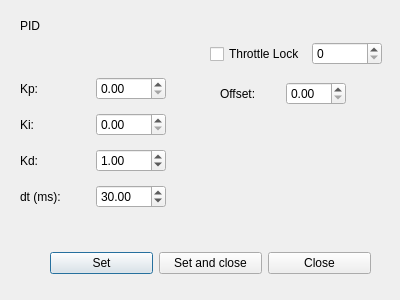
Kestrel96/Tryton, file pid_gui.ui: the form before one commit.
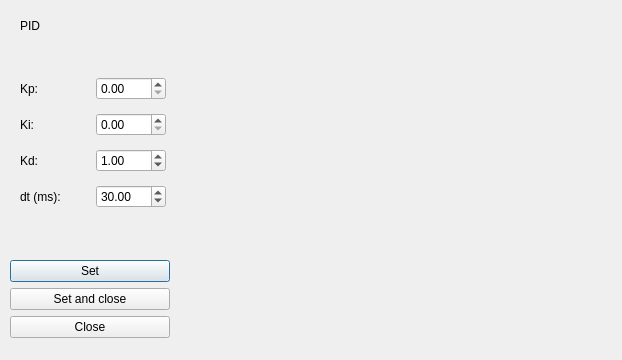
The form after the commit. Custom widgets are drawn as their Qt base class.

```diff
--- a/pid_gui.ui
+++ b/pid_gui.ui
@@ -6,8 +6,8 @@
    <rect>
     <x>0</x>
     <y>0</y>
-    <width>400</width>
-    <height>300</height>
+    <width>622</width>
+    <height>360</height>
    </rect>
   </property>
   <property name="windowTitle">
@@ -95,38 +95,16 @@
     </item>
    </layout>
   </widget>
-  <widget class="QWidget" name="layoutWidget">
+  <widget class="QWidget" name="verticalLayoutWidget">
    <property name="geometry">
     <rect>
-     <x>210</x>
-     <y>40</y>
-     <width>172</width>
-     <height>28</height>
+     <x>10</x>
+     <y>260</y>
+     <width>160</width>
+     <height>80</height>
     </rect>
    </property>
-   <layout class="QHBoxLayout" name="horizontalLayout">
-    <item>
-     <widget class="QCheckBox" name="ThrottleLock_checkBox">
-      <property name="text">
-       <string>Throttle Lock</string>
-      </property>
-     </widget>
-    </item>
-    <item>
-     <widget class="QSpinBox" name="ThrottleLock_SpinBox"/>
-    </item>
-   </layout>
-  </widget>
-  <widget class="QWidget" name="layoutWidget">
-   <property name="geometry">
-    <rect>
-     <x>50</x>
-     <y>250</y>
-     <width>321</width>
-     <height>27</height>
-    </rect>
-   </property>
-   <layout class="QHBoxLayout" name="horizontalLayout_2">
+   <layout class="QVBoxLayout" name="verticalLayout">
     <item>
      <widget class="QPushButton" name="Set_PB">
       <property name="text">
@@ -150,29 +128,25 @@
     </item>
    </layout>
   </widget>
-  <widget class="QWidget" name="layoutWidget">
+  <widget class="QCustomPlot" name="Plot" native="true">
    <property name="geometry">
     <rect>
-     <x>220</x>
-     <y>80</y>
-     <width>126</width>
-     <height>28</height>
+     <x>180</x>
+     <y>20</y>
+     <width>411</width>
+     <height>311</height>
     </rect>
    </property>
-   <layout class="QHBoxLayout" name="horizontalLayout_3">
-    <item>
-     <widget class="QLabel" name="offsetLabel">
-      <property name="text">
-       <string>Offset:</string>
-      </property>
-     </widget>
-    </item>
-    <item>
-     <widget class="QDoubleSpinBox" name="offset_SpinBox"/>
-    </item>
-   </layout>
   </widget>
  </widget>
+ <customwidgets>
+  <customwidget>
+   <class>QCustomPlot</class>
+   <extends>QWidget</extends>
+   <header>qcustomplot.h</header>
+   <container>1</container>
+  </customwidget>
+ </customwidgets>
  <resources/>
  <connections>
   <connection>
```
Left out of the diff: 32 changed lines with no effect on the pictures.
